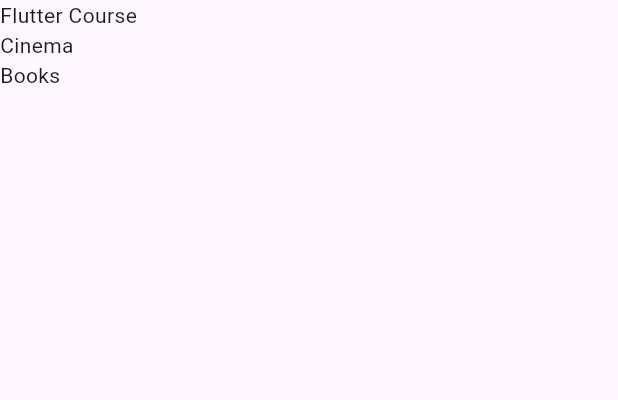
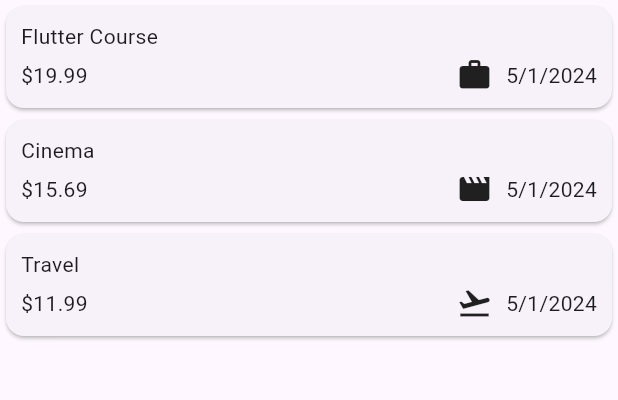
Before and after one commit to kapdroid/expense_tracker, a Flutter app: the screen it shows after launch, on a phone screen of 412 x 824 dp, the part 30-430 px from its top. Run offline on Flutter 3.47's test engine with Material 3 defaults, Android fonts, the phone set to English and light mode, and no system bars; missing offline and left inert: dart:ffi.

Commit message:
topic : card , spacer , itl dateformatter

```diff
--- a/lib/main.dart
+++ b/lib/main.dart
@@ -1,4 +1,4 @@
-import 'package:expense_tracker/expense.dart';
+import 'package:expense_tracker/widgets/expense.dart';
 import 'package:flutter/material.dart';
 
 void main(){
--- a/lib/models/expense.dart
+++ b/lib/models/expense.dart
@@ -1,22 +1,35 @@
 import 'dart:ffi';
 
 import 'package:flutter/material.dart';
+import 'package:intl/intl.dart';
 import 'package:uuid/uuid.dart';
 
 const uuid = Uuid();
+final formatter = DateFormat.yMd();
 
 enum Category { food, travel, leisure, work }
 
+const categoryIcons = {
+  Category.food: Icons.lunch_dining,
+  Category.travel: Icons.flight_takeoff,
+  Category.leisure: Icons.movie,
+  Category.work: Icons.work
+};
+
 class Expense {
   Expense(
-      {required this.name,
+      {required this.title,
       required this.amount,
       required this.dateTime,
       required this.category})
       : id = uuid.v4();
   final String id;
-  final String name;
+  final String title;
   final double amount;
   final DateTime dateTime;
   final Category category;
+
+  String dateFormatter() {
+    return formatter.format(dateTime);
+  }
 }
--- a/lib/expense.dart
+++ b/lib/widgets/expense.dart
@@ -1,4 +1,4 @@
-import 'package:expense_tracker/expense_list.dart';
+import 'package:expense_tracker/widgets/expense_list.dart';
 import 'package:expense_tracker/models/expense.dart';
 import 'package:flutter/material.dart';
 
@@ -13,20 +13,20 @@ class Expenses extends StatefulWidget {
 class _ExpenseState extends State<Expenses> {
   final List<Expense> _registeredExpenses = [
     Expense(
-        name: "Flutter Course",
+        title: "Flutter Course",
         amount: 19.99,
         dateTime: DateTime.now(),
         category: Category.work),
     Expense(
-        name: "Cinema",
+        title: "Cinema",
         amount: 15.69,
         dateTime: DateTime.now(),
         category: Category.leisure),
     Expense(
-        name: "Books",
+        title: "Travel",
         amount: 11.99,
         dateTime: DateTime.now(),
-        category: Category.work)
+        category: Category.travel)
   ];
   @override
   Widget build(BuildContext context) {
--- a/lib/expense_list.dart
+++ b/lib/widgets/expense_list.dart
@@ -1,4 +1,5 @@
 import 'package:expense_tracker/models/expense.dart';
+import 'package:expense_tracker/widgets/item_expense.dart';
 import 'package:flutter/material.dart';
 
 class ExpenseList extends StatelessWidget {
@@ -11,6 +12,6 @@ class ExpenseList extends StatelessWidget {
     return Expanded(
         child: ListView.builder(
             itemCount: _expenseList.length,
-            itemBuilder: (ctx, index) => Text(_expenseList[index].name)));
+            itemBuilder: (ctx, index) => ExpenseItem(_expenseList[index])));
   }
 }
--- /dev/null
+++ b/lib/widgets/item_expense.dart
@@ -0,0 +1,31 @@
+import 'package:expense_tracker/models/expense.dart';
+import 'package:flutter/material.dart';
+
+class ExpenseItem extends StatelessWidget {
+  const ExpenseItem(this._expense, {super.key});
+  final Expense _expense;
+  @override
+  Widget build(BuildContext context) {
+    return Card(
+        child: Padding(
+            padding: const EdgeInsets.symmetric(horizontal: 10, vertical: 10),
+            child: Column(
+              crossAxisAlignment: CrossAxisAlignment.start,
+              children: [
+                Text(_expense.title),
+                const SizedBox(
+                  height: 4,
+                ),
+                Row(
+                  children: [
+                    Text('\$${_expense.amount.toStringAsFixed(2)}'),
+                    const Spacer(),
+                    Icon(categoryIcons[_expense.category]),
+                    const SizedBox(width: 9),
+                    Text(_expense.dateFormatter())
+                  ],
+                )
+              ],
+            )));
+  }
+}
--- a/pubspec.yaml
+++ b/pubspec.yaml
@@ -36,6 +36,7 @@ dependencies:
   # Use with the CupertinoIcons class for iOS style icons.
   cupertino_icons: ^1.0.6
   uuid: ^4.4.0
+  intl: ^0.19.0
 
 dev_dependencies:
   flutter_test:
```
Also changed, not shown: pubspec.lock.
